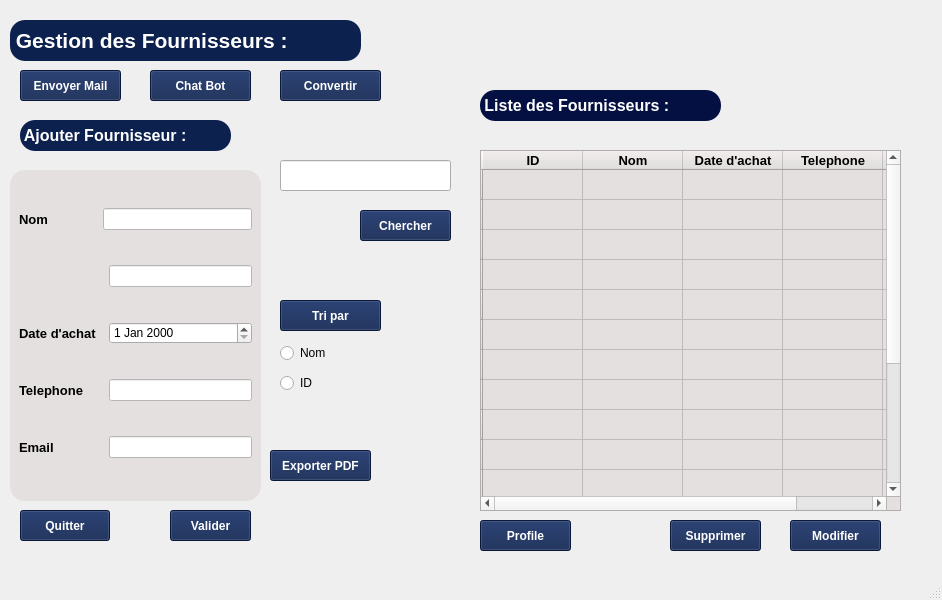
The window that mainwindow.ui (ProjetCpp-2425/projetcpp-smart-clothing-store) describes before a commit, drawn with Qt 5.
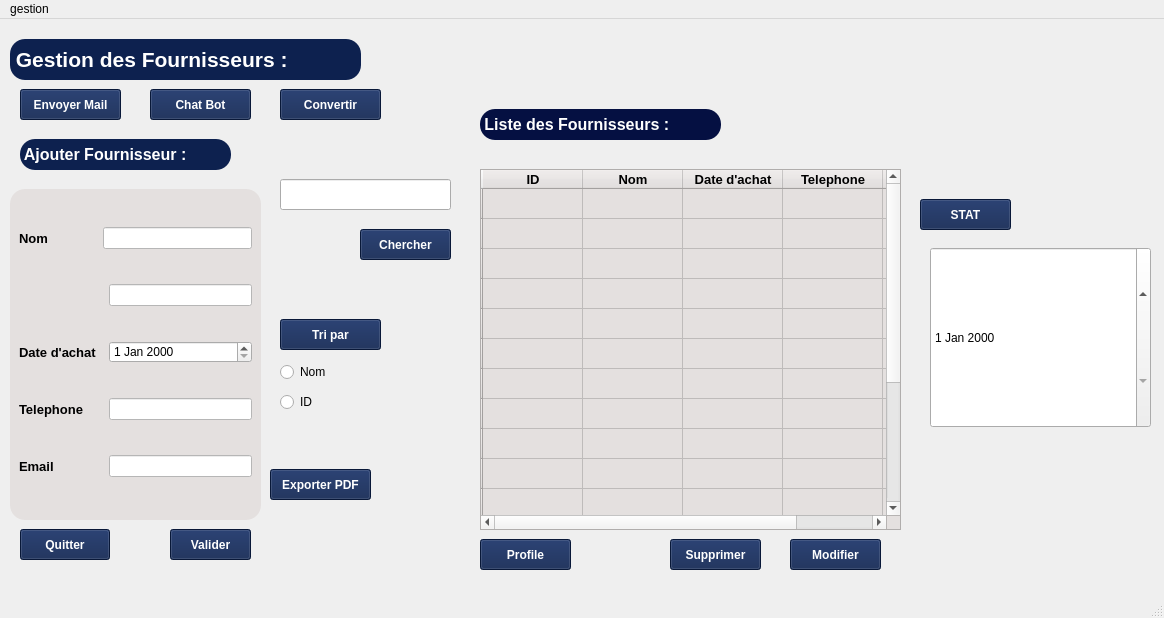
The same window after the commit. Icons and pictures are not drawn.

Diff of the .ui file:
```diff
--- a/mainwindow.ui
+++ b/mainwindow.ui
@@ -6,8 +6,8 @@
    <rect>
     <x>0</x>
     <y>0</y>
-    <width>942</width>
-    <height>600</height>
+    <width>1164</width>
+    <height>618</height>
    </rect>
   </property>
   <property name="windowTitle">
@@ -391,8 +391,8 @@
    <widget class="QLabel" name="label_8">
     <property name="geometry">
      <rect>
-      <x>780</x>
-      <y>0</y>
+      <x>990</x>
+      <y>10</y>
       <width>151</width>
       <height>141</height>
      </rect>
@@ -1539,16 +1539,54 @@
      <string>Convertir</string>
     </property>
    </widget>
+   <widget class="QPushButton" name="updateButton_2">
+    <property name="geometry">
+     <rect>
+      <x>920</x>
+      <y>180</y>
+      <width>91</width>
+      <height>31</height>
+     </rect>
+    </property>
+    <property name="font">
+     <font>
+      <pointsize>9</pointsize>
+      <bold>true</bold>
+     </font>
+    </property>
+    <property name="styleSheet">
+     <string notr="true">background-color: rgb(13, 33, 79); color: white;</string>
+    </property>
+    <property name="text">
+     <string>STAT</string>
+    </property>
+   </widget>
+   <widget class="QDateEdit" name="dateFilterEdit">
+    <property name="geometry">
+     <rect>
+      <x>930</x>
+      <y>228</y>
+      <width>221</width>
+      <height>181</height>
+     </rect>
+    </property>
+   </widget>
   </widget>
   <widget class="QMenuBar" name="menubar">
    <property name="geometry">
     <rect>
      <x>0</x>
      <y>0</y>
-     <width>942</width>
+     <width>1164</width>
      <height>25</height>
     </rect>
    </property>
+   <widget class="QMenu" name="menugestion">
+    <property name="title">
+     <string>gestion</string>
+    </property>
+   </widget>
+   <addaction name="menugestion"/>
   </widget>
   <widget class="QStatusBar" name="statusbar"/>
  </widget>
```
